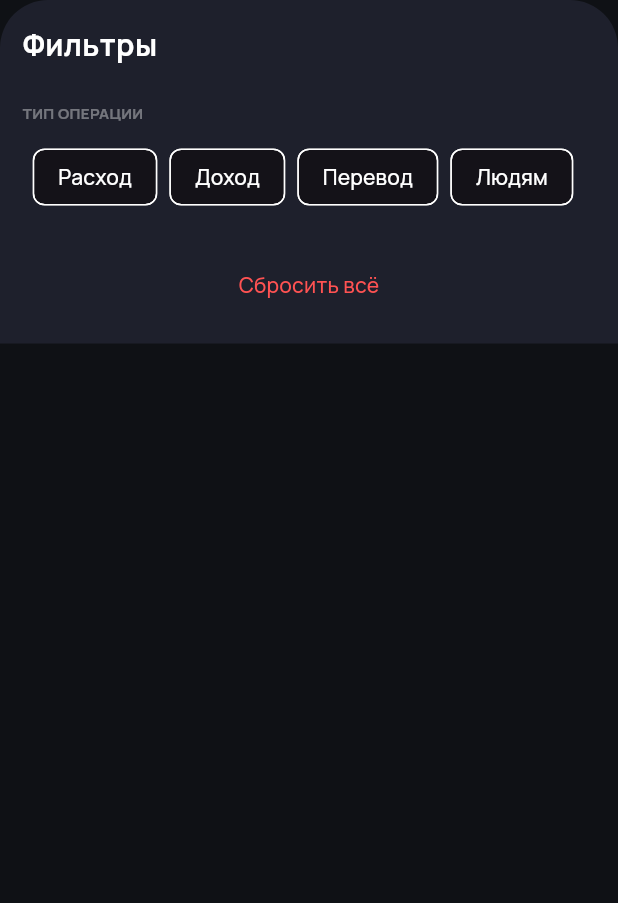
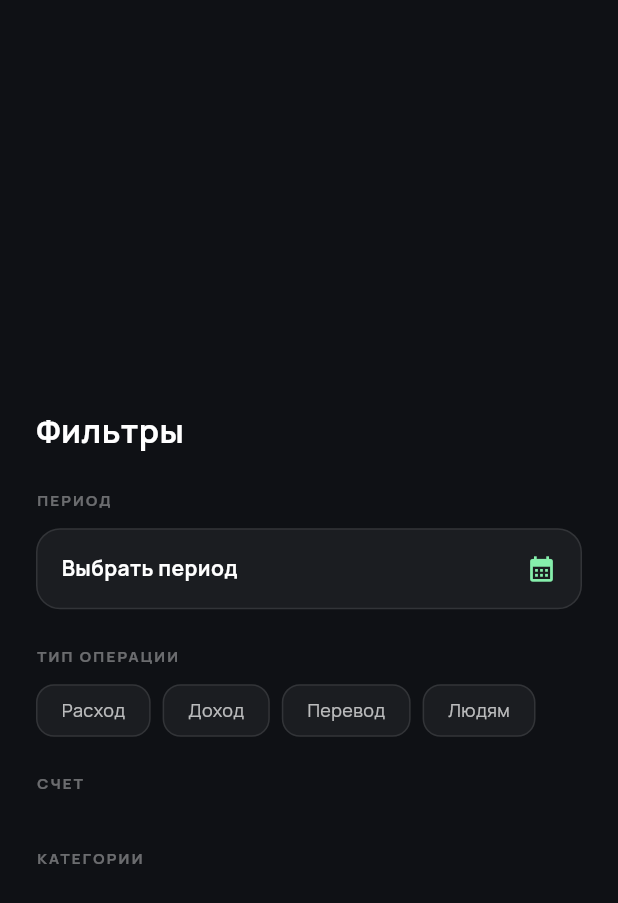
Before and after one commit to MaikaNaVolne/PulseOS, a Flutter app: the FilterSheet widget shown alone on an empty page, opened directly, on a phone screen of 412 x 824 dp. Shown: the top 903 px of the screen. Run offline on Flutter 3.47's test engine with Material 3 defaults, Android fonts, the phone set to English and light mode, and no system bars; our stand-ins replace drift, font_awesome_flutter, get_it, google_fonts; accounts and stored records are empty; generated files the repository leaves out were written again; statements that could not run were skipped.

Commit message:
feat(wallet): реализовать выбор диапазона дат и визуальные фильтры в истории

```diff
--- a/lib/features/wallet/ui/history/widgets/filter_sheet.dart
+++ b/lib/features/wallet/ui/history/widgets/filter_sheet.dart
@@ -1,5 +1,7 @@
 import 'package:flutter/material.dart';
+import 'package:intl/intl.dart';
 import 'package:provider/provider.dart';
+import '../../../../../core/theme/pulse_theme.dart';
 import '../../../domain/models/transaction_filter.dart';
 import '../../../presentation/wallet_provider.dart';
 import '../../transactions/utils/transaction_types.dart';
@@ -12,75 +14,268 @@ class FilterSheet extends StatelessWidget {
     final provider = context.watch<WalletProvider>();
     final filter = provider.currentFilter;
 
-    return Container(
-      padding: const EdgeInsets.all(15),
+    return DraggableScrollableSheet(
+      initialChildSize: 0.7,
+      maxChildSize: 0.9,
+      minChildSize: 0.5,
+      builder: (_, scrollController) => Container(
         decoration: const BoxDecoration(
-        color: Color(0xFF1E202C),
+          color: PulseColors.background,
           borderRadius: BorderRadius.vertical(top: Radius.circular(32)),
         ),
-      child: SafeArea(
-        child: Column(
-          mainAxisSize: MainAxisSize.min,
-          crossAxisAlignment: CrossAxisAlignment.start,
+        child: ListView(
+          controller: scrollController,
+          padding: const EdgeInsets.all(24),
+          children: [
+            _buildHeader(context, provider),
+            const SizedBox(height: 24),
+
+            // 1. Периоды
+            _buildSectionTitle("ПЕРИОД"),
+            const SizedBox(height: 12),
+            _buildDatePresets(context, provider, filter),
+            const SizedBox(height: 24),
+
+            // 2. Тип операции
+            _buildSectionTitle("ТИП ОПЕРАЦИИ"),
+            const SizedBox(height: 12),
+            _buildTypeSelector(provider, filter),
+            const SizedBox(height: 24),
+
+            // 3. Счета
+            _buildSectionTitle("СЧЕТ"),
+            const SizedBox(height: 12),
+            _buildAccountSelector(provider, filter),
+            const SizedBox(height: 24),
+
+            // 4. Категории
+            _buildSectionTitle("КАТЕГОРИИ"),
+            const SizedBox(height: 12),
+            _buildCategorySelector(provider, filter),
+
+            const SizedBox(height: 40),
+          ],
+        ),
+      ),
+    );
+  }
+
+  Widget _buildHeader(BuildContext context, WalletProvider provider) {
+    return Row(
+      mainAxisAlignment: MainAxisAlignment.spaceBetween,
       children: [
         const Text(
           "Фильтры",
           style: TextStyle(
-                fontSize: 20,
+            fontSize: 22,
             fontWeight: FontWeight.bold,
             color: Colors.white,
           ),
         ),
-            const SizedBox(height: 24),
+        if (provider.currentFilter.isActive)
+          TextButton(
+            onPressed: () => provider.updateFilter(TransactionFilter.empty()),
+            child: const Text(
+              "Сбросить",
+              style: TextStyle(color: PulseColors.red),
+            ),
+          ),
+      ],
+    );
+  }
 
-            // Тип операции (Чипсы)
-            const Text(
-              "ТИП ОПЕРАЦИИ",
-              style: TextStyle(
-                color: Colors.white38,
-                fontSize: 10,
+  Widget _buildDatePresets(
+    BuildContext context,
+    WalletProvider provider,
+    TransactionFilter filter,
+  ) {
+    String dateLabel = "Выбрать период";
+    if (filter.startDate != null && filter.endDate != null) {
+      final fmt = DateFormat('d MMM', 'ru');
+      dateLabel =
+          "${fmt.format(filter.startDate!)} — ${fmt.format(filter.endDate!)}";
+    }
+
+    return GestureDetector(
+      onTap: () async {
+        final DateTimeRange? picked = await showDateRangePicker(
+          context: context,
+          initialDateRange: filter.startDate != null
+              ? DateTimeRange(start: filter.startDate!, end: filter.endDate!)
+              : null,
+          firstDate: DateTime(2000),
+          lastDate: DateTime(2100),
+          builder: (context, child) => _calendarTheme(child!),
+        );
+
+        if (picked != null) {
+          provider.updateFilter(
+            filter.copyWith(
+              startDate: picked.start,
+              endDate: picked.end.add(const Duration(hours: 23, minutes: 59)),
+            ),
+          );
+        }
+      },
+      child: Container(
+        padding: const EdgeInsets.all(16),
+        decoration: BoxDecoration(
+          color: Colors.white.withValues(alpha: 0.05),
+          borderRadius: BorderRadius.circular(16),
+          border: Border.all(
+            color: filter.startDate != null
+                ? PulseColors.primary
+                : Colors.white10,
+          ),
+        ),
+        child: Row(
+          mainAxisAlignment: MainAxisAlignment.spaceBetween,
+          children: [
+            Text(
+              dateLabel,
+              style: const TextStyle(
+                color: Colors.white,
                 fontWeight: FontWeight.bold,
               ),
             ),
-            const SizedBox(height: 12),
-            Row(
-              mainAxisAlignment: MainAxisAlignment.center,
-              children: TransactionType.values.map((type) {
-                final isSelected = filter.type == type;
-                return Padding(
-                  padding: const EdgeInsets.only(right: 8),
-                  child: ChoiceChip(
-                    label: Text(type.label),
-                    selected: isSelected,
-                    onSelected: (val) {
-                      provider.updateFilter(
-                        filter.copyWith(type: val ? type : null),
-                      );
-                    },
-                  ),
-                );
-              }).toList(),
-            ),
-
-            const SizedBox(height: 24),
-
-            // Сброс
-            SizedBox(
-              width: double.infinity,
-              child: TextButton(
-                onPressed: () {
-                  provider.updateFilter(TransactionFilter.empty());
-                  Navigator.pop(context);
-                },
-                child: const Text(
-                  "Сбросить всё",
-                  style: TextStyle(color: Colors.redAccent),
-                ),
-              ),
+            const Icon(
+              Icons.calendar_month,
+              color: PulseColors.primary,
+              size: 20,
             ),
           ],
         ),
       ),
     );
   }
+
+  // Тема для календаря (в стиле Pulse)
+  Widget _calendarTheme(Widget child) {
+    return Theme(
+      data: PulseTheme.darkTheme.copyWith(
+        colorScheme: const ColorScheme.dark(
+          primary: PulseColors.primary,
+          onPrimary: Colors.black,
+          surface: PulseColors.cardColor,
+          onSurface: Colors.white,
+        ),
+      ),
+      child: child,
+    );
   }
+
+  Widget _buildTypeSelector(WalletProvider provider, TransactionFilter filter) {
+    return Wrap(
+      spacing: 8,
+      children: TransactionType.values
+          .map(
+            (t) => _FilterChip(
+              label: t.label,
+              isSelected: filter.type == t,
+              onTap: () => provider.updateFilter(filter.copyWith(type: t)),
+            ),
+          )
+          .toList(),
+    );
+  }
+
+  Widget _buildAccountSelector(
+    WalletProvider provider,
+    TransactionFilter filter,
+  ) {
+    return SingleChildScrollView(
+      scrollDirection: Axis.horizontal,
+      child: Row(
+        children: provider.accounts
+            .map(
+              (acc) => Padding(
+                padding: const EdgeInsets.only(right: 8.0),
+                child: _FilterChip(
+                  label: acc.name,
+                  isSelected: filter.accountId == acc.id,
+                  onTap: () =>
+                      provider.updateFilter(filter.copyWith(accountId: acc.id)),
+                ),
+              ),
+            )
+            .toList(),
+      ),
+    );
+  }
+
+  Widget _buildCategorySelector(
+    WalletProvider provider,
+    TransactionFilter filter,
+  ) {
+    return Wrap(
+      spacing: 8,
+      runSpacing: 8,
+      children: provider.categories.map((catWithTags) {
+        final cat = catWithTags.category;
+        final isSelected = filter.categoryIds.contains(cat.id);
+        return FilterChip(
+          label: Text(cat.name),
+          selected: isSelected,
+          onSelected: (val) {
+            final newList = List<String>.from(filter.categoryIds);
+            val ? newList.add(cat.id) : newList.remove(cat.id);
+            provider.updateFilter(filter.copyWith(categoryIds: newList));
+          },
+        );
+      }).toList(),
+    );
+  }
+
+  Widget _buildSectionTitle(String title) {
+    return Text(
+      title,
+      style: const TextStyle(
+        color: Colors.white38,
+        fontSize: 10,
+        fontWeight: FontWeight.bold,
+        letterSpacing: 1.5,
+      ),
+    );
+  }
+}
+
+// Вспомогательный виджет для чипсов в стиле Pulse
+class _FilterChip extends StatelessWidget {
+  final String label;
+  final bool isSelected;
+  final VoidCallback onTap;
+
+  const _FilterChip({
+    required this.label,
+    required this.isSelected,
+    required this.onTap,
+  });
+
+  @override
+  Widget build(BuildContext context) {
+    return GestureDetector(
+      onTap: onTap,
+      child: AnimatedContainer(
+        duration: const Duration(milliseconds: 200),
+        padding: const EdgeInsets.symmetric(horizontal: 16, vertical: 8),
+        decoration: BoxDecoration(
+          color: isSelected
+              ? PulseColors.primary.withValues(alpha: 0.2)
+              : Colors.white.withValues(alpha: 0.05),
+          borderRadius: BorderRadius.circular(12),
+          border: Border.all(
+            color: isSelected ? PulseColors.primary : Colors.white10,
+          ),
+        ),
+        child: Text(
+          label,
+          style: TextStyle(
+            color: isSelected ? Colors.white : Colors.white70,
+            fontSize: 12,
+            fontWeight: isSelected ? FontWeight.bold : FontWeight.normal,
+          ),
+        ),
+      ),
+    );
+  }
+}
```
Lines whose indentation alone changed are shown as unchanged.
